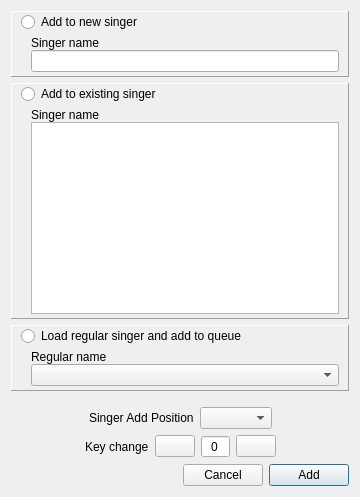
OpenKJ/OpenKJ, file src/dlgaddsong.ui: the form before one commit.
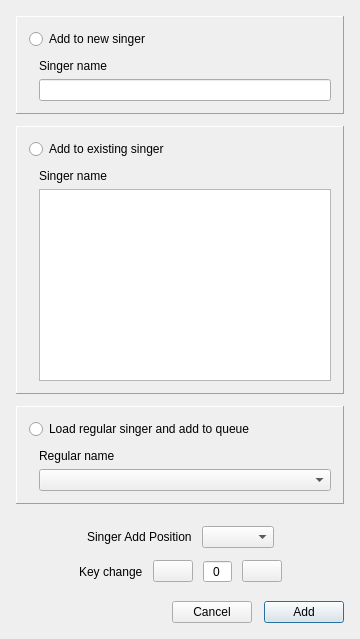
The form after the commit. Icons and pictures are not drawn.

Commit message: Refine Add Song dialog spacing and responsive sizing

Patch:
```diff
--- a/src/dlgaddsong.ui
+++ b/src/dlgaddsong.ui
@@ -14,6 +14,21 @@
    <string>Add Song To Queue</string>
   </property>
   <layout class="QVBoxLayout" name="verticalLayout_2">
+   <property name="spacing">
+    <number>12</number>
+   </property>
+   <property name="leftMargin">
+    <number>16</number>
+   </property>
+   <property name="topMargin">
+    <number>16</number>
+   </property>
+   <property name="rightMargin">
+    <number>16</number>
+   </property>
+   <property name="bottomMargin">
+    <number>16</number>
+   </property>
    <item>
     <widget class="QFrame" name="frame">
      <property name="sizePolicy">
@@ -30,13 +45,19 @@
      </property>
      <layout class="QVBoxLayout" name="verticalLayout_7">
       <property name="spacing">
-       <number>4</number>
+       <number>10</number>
+      </property>
+      <property name="leftMargin">
+       <number>12</number>
       </property>
       <property name="topMargin">
-       <number>0</number>
+       <number>12</number>
+      </property>
+      <property name="rightMargin">
+       <number>12</number>
       </property>
       <property name="bottomMargin">
-       <number>4</number>
+       <number>12</number>
       </property>
       <item>
        <widget class="QRadioButton" name="radioButtonAddSinger">
@@ -56,7 +77,7 @@
         <item>
          <layout class="QVBoxLayout" name="verticalLayout_3">
           <property name="spacing">
-           <number>0</number>
+           <number>6</number>
           </property>
           <property name="leftMargin">
            <number>10</number>
@@ -88,13 +109,19 @@
      </property>
      <layout class="QVBoxLayout" name="verticalLayout_8">
       <property name="spacing">
-       <number>4</number>
+       <number>10</number>
+      </property>
+      <property name="leftMargin">
+       <number>12</number>
       </property>
       <property name="topMargin">
-       <number>0</number>
+       <number>12</number>
+      </property>
+      <property name="rightMargin">
+       <number>12</number>
       </property>
       <property name="bottomMargin">
-       <number>4</number>
+       <number>12</number>
       </property>
       <item>
        <widget class="QRadioButton" name="radioButtonAddToExistingSinger">
@@ -111,7 +138,7 @@
         <item>
          <layout class="QVBoxLayout" name="verticalLayout">
           <property name="spacing">
-           <number>0</number>
+           <number>6</number>
           </property>
           <item>
            <widget class="QLabel" name="label_3">
@@ -174,13 +201,19 @@
      </property>
      <layout class="QVBoxLayout" name="verticalLayout_10">
       <property name="spacing">
-       <number>4</number>
+       <number>10</number>
+      </property>
+      <property name="leftMargin">
+       <number>12</number>
       </property>
       <property name="topMargin">
-       <number>0</number>
+       <number>12</number>
+      </property>
+      <property name="rightMargin">
+       <number>12</number>
       </property>
       <property name="bottomMargin">
-       <number>4</number>
+       <number>12</number>
       </property>
       <item>
        <widget class="QRadioButton" name="radioButtonLoadRegAndAdd">
@@ -197,7 +230,7 @@
         <item>
          <layout class="QVBoxLayout" name="verticalLayout_4">
           <property name="spacing">
-           <number>0</number>
+           <number>6</number>
           </property>
           <item>
            <widget class="QLabel" name="label_5">
@@ -233,6 +266,9 @@
      </property>
      <item>
       <layout class="QHBoxLayout" name="horizontalLayout_5">
+       <property name="spacing">
+        <number>10</number>
+       </property>
        <item>
         <spacer name="horizontalSpacerPositionLeft">
          <property name="orientation">
@@ -273,6 +309,9 @@
      </item>
      <item>
       <layout class="QHBoxLayout" name="horizontalLayoutKeyChange">
+       <property name="spacing">
+        <number>10</number>
+       </property>
        <item>
         <spacer name="horizontalSpacerKeyChangeLeft">
          <property name="orientation">
@@ -387,21 +426,11 @@
      </item>
     </layout>
    </item>
-   <item>
-    <spacer name="verticalSpacer">
-     <property name="orientation">
-      <enum>Qt::Vertical</enum>
-     </property>
-     <property name="sizeHint" stdset="0">
-      <size>
-       <width>20</width>
-       <height>40</height>
-      </size>
-     </property>
-    </spacer>
-   </item>
    <item>
     <layout class="QHBoxLayout" name="horizontalLayout_3">
+     <property name="topMargin">
+      <number>6</number>
+     </property>
      <item>
       <spacer name="horizontalSpacer_2">
        <property name="orientation">
```
The commit also changes 3 other files.
